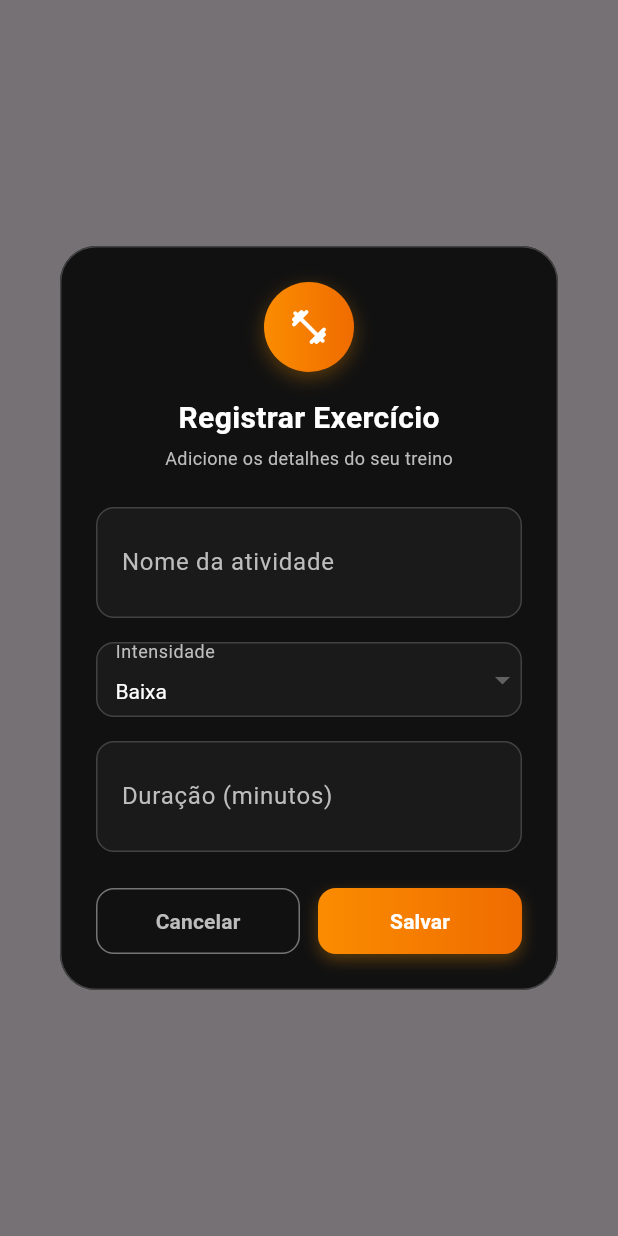
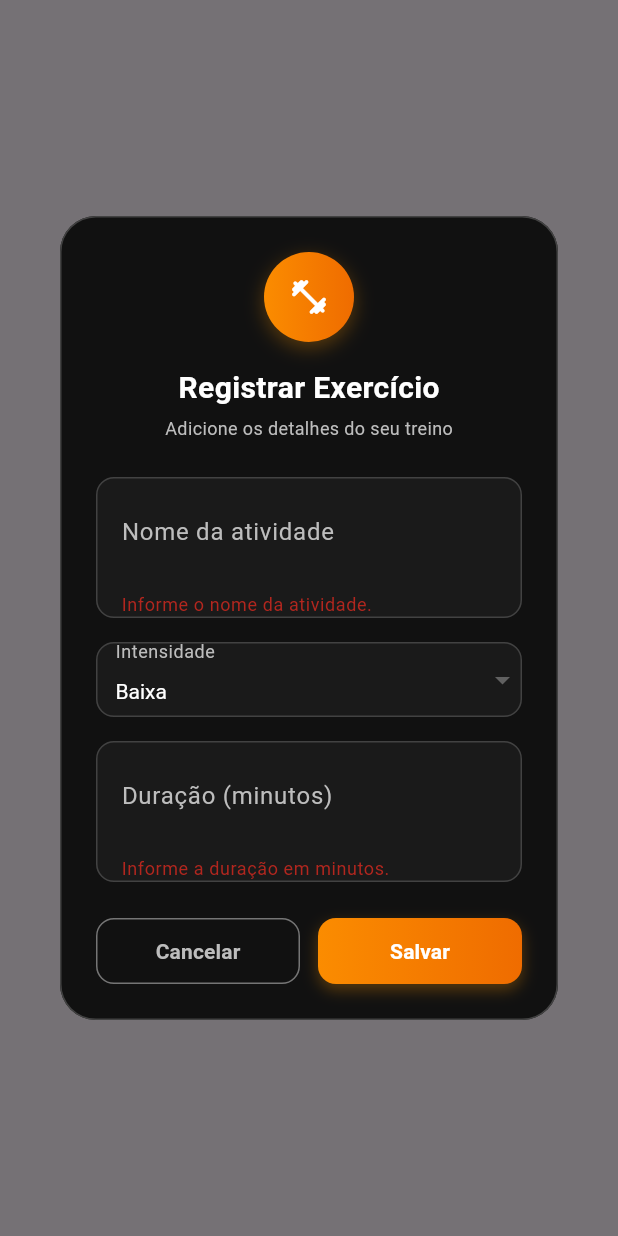
Before and after one commit to matt-gzg/integrador, a Flutter app: what show() shows on an empty page, opened directly with empty values, after a tap on "Salvar", on a phone screen of 412 x 824 dp. Run offline on Flutter 3.47's test engine with Material 3 defaults, Android fonts, the phone set to English and light mode, and no system bars; our stand-ins replace cloud_firestore, firebase_auth, firebase_core, firebase_storage, image_picker; accounts and stored records are empty.

Commit message:
arrumando o validator dos campos nome e duração do edit e add atividades

```diff
--- a/lib/components/add_exercise_dialog.dart
+++ b/lib/components/add_exercise_dialog.dart
@@ -10,12 +10,15 @@ class AddExerciseDialog {
   }) {
     final activityController = TextEditingController();
     final durationController = TextEditingController();
+    final formKey = GlobalKey<FormState>();
+
     String selectedIntensity = "baixa";
 
     showDialog(
       context: context,
       builder: (context) => buildDialog(
         context: context,
+        formKey: formKey,
         title: "Registrar Exercício",
         description: "Adicione os detalhes do seu treino",
         icon: Icons.fitness_center_rounded,
@@ -25,23 +28,19 @@ class AddExerciseDialog {
         onIntensityChanged: (value) => selectedIntensity = value!,
         onCancel: () => Navigator.pop(context),
         onConfirm: () async {
-          if (activityController.text.isNotEmpty &&
-              durationController.text.isNotEmpty) {
           await logService.addExerciseLog(
             userId: user.id!,
             userName: user.name,
             activityName: activityController.text,
             intensity: selectedIntensity,
-              duration: int.tryParse(durationController.text) ?? 0,
+            duration: int.parse(durationController.text),
           );
           Navigator.pop(context);
-          }
         },
         confirmText: "Salvar",
       ),
     );
   }
-
   static Widget buildDialog({
     required BuildContext context,
     required String title,
@@ -54,6 +53,7 @@ class AddExerciseDialog {
     required VoidCallback onCancel,
     required VoidCallback onConfirm,
     required String confirmText,
+    required GlobalKey<FormState> formKey,
     bool isLoading = false,
   }) {
     return Dialog(
@@ -65,6 +65,9 @@ class AddExerciseDialog {
       child: Container(
         padding: EdgeInsets.all(24),
         decoration: BoxDecoration(borderRadius: BorderRadius.circular(24)),
+        child: Form(
+          key: formKey,
+          child: SingleChildScrollView(
             child: Column(
               mainAxisSize: MainAxisSize.min,
               children: [
@@ -104,9 +107,28 @@ class AddExerciseDialog {
                 ),
                 SizedBox(height: 24),
 
-            _buildTextField(
+                Container(
+                  decoration: BoxDecoration(
+                    color: Color(0xFF1A1A1A),
+                    borderRadius: BorderRadius.circular(12),
+                    border: Border.all(color: Colors.grey[800]!, width: 1),
+                  ),
+                  child: TextFormField(
                     controller: activityController,
-              label: "Nome da atividade",
+                    style: TextStyle(color: Colors.white),
+                    decoration: InputDecoration(
+                      labelText: "Nome da atividade",
+                      labelStyle: TextStyle(color: Colors.grey[400]),
+                      border: InputBorder.none,
+                      contentPadding: EdgeInsets.symmetric(horizontal: 16, vertical: 16),
+                    ),
+                    validator: (value) {
+                      if (value == null || value.isEmpty || value.trim().isEmpty) {
+                        return "Informe o nome da atividade.";
+                      }
+                      return null;
+                    },
+                  ),
                 ),
                 SizedBox(height: 16),
 
@@ -116,20 +138,61 @@ class AddExerciseDialog {
                 ),
                 SizedBox(height: 16),
 
-            _buildTextField(
+                Container(
+                  decoration: BoxDecoration(
+                    color: Color(0xFF1A1A1A),
+                    borderRadius: BorderRadius.circular(12),
+                    border: Border.all(color: Colors.grey[800]!, width: 1),
+                  ),
+                  child: TextFormField(
                     controller: durationController,
-              label: "Duração (minutos)",
+                    style: TextStyle(color: Colors.white),
                     keyboardType: TextInputType.number,
+                    decoration: InputDecoration(
+                      labelText: "Duração (minutos)",
+                      labelStyle: TextStyle(color: Colors.grey[400]),
+                      border: InputBorder.none,
+                      contentPadding: EdgeInsets.symmetric(horizontal: 16, vertical: 16),
                     ),
+                    validator: (value) {
+                      if (value == null || value.isEmpty) {
+                        return "Informe a duração em minutos.";
+                      }
+
+                      final minutes = int.tryParse(value);
+                      if (minutes == null) {
+                        return "Digite um número válido.";
+                      }
+
+                      if (minutes < 1) {
+                        return "A duração mínima é 1 minuto.";
+                      }
+
+                      if (minutes > 300) {
+                        return "A duração máxima é 300 minutos.";
+                      }
+
+                      return null;
+                    },
+                  ),
+                ),
+
                 SizedBox(height: 24),
 
                 _buildDialogButtons(
                   onCancel: onCancel,
-              onConfirm: onConfirm,
+                  onConfirm: () {
+                    if (formKey.currentState?.validate() == true) {
+                      onConfirm(); // chama o callback normal
+                    }
+                  },
+
                   confirmText: confirmText,
                   isLoading: isLoading,
                 ),
               ],
+            ),
+          )
         ),
       ),
     );
```
Also changed, not shown: lib/components/edit_exercise_dialog.dart (+42 -4 lines). Lines whose indentation alone changed are shown as unchanged.
